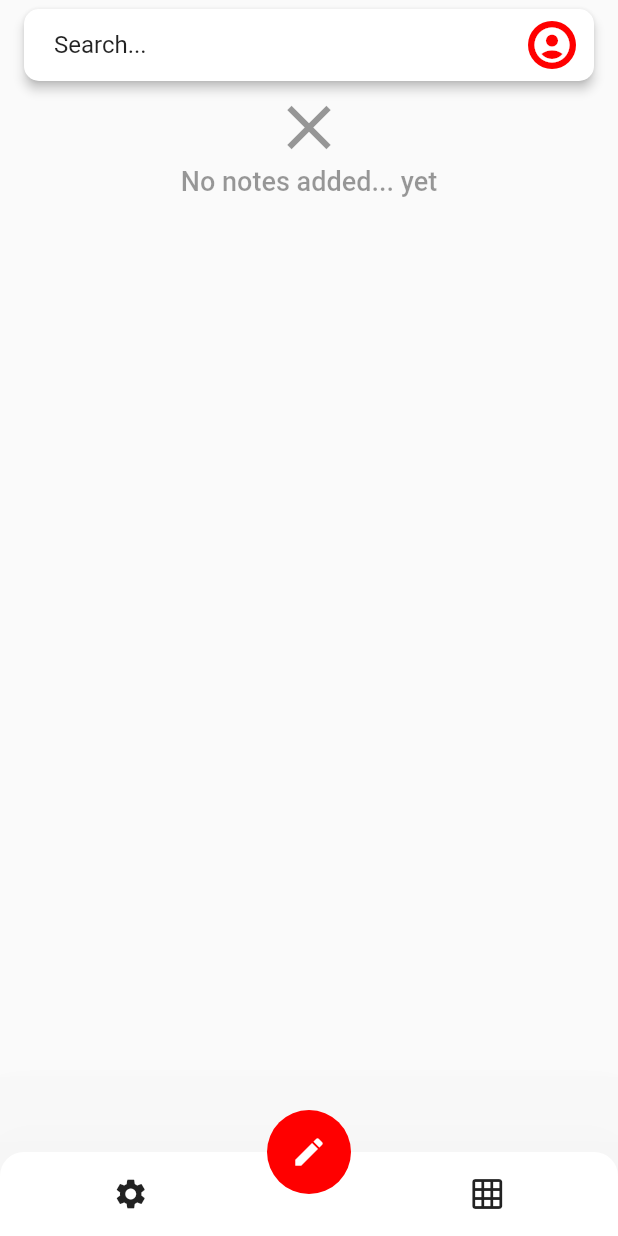
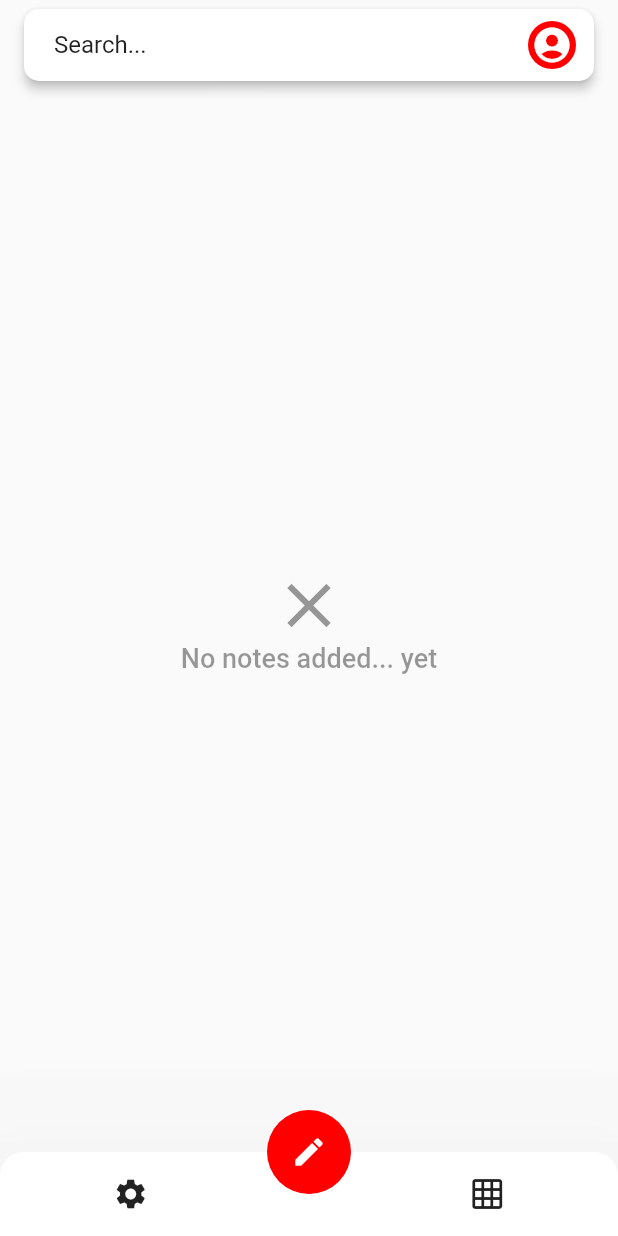
Before and after one commit to PotatoProject/Leaflet, a Flutter app: the screen it shows after launch, on a phone screen of 412 x 824 dp. Run offline on Flutter 3.47's test engine with Material 2 defaults, Android fonts, the phone set to English and light mode, and no system bars; our stand-ins replace file_picker, flutter_colorpicker, flutter_local_notifications, image_picker, package_info, permission_handler and 3 more; missing offline and left inert: back_button_interceptor, flutter_material_color_picker; accounts and stored records are empty.

Commit message:
notes: Fix some theme wacks

```diff
--- a/lib/routes/notes_main_page_route.dart
+++ b/lib/routes/notes_main_page_route.dart
@@ -286,8 +286,6 @@ class _NotesMainPageState extends State<NotesMainPageRoute> with SingleTickerPro
                                       noteList = list;
                                       isSelectorVisible = false;
                                     });
-
-                                    print(noteBackup.length);
 
                                     scaffoldKey.currentState.removeCurrentSnackBar();
                                     scaffoldKey.currentState.showSnackBar(
@@ -506,13 +504,33 @@ class _NotesMainPageState extends State<NotesMainPageRoute> with SingleTickerPro
               ),
             ),
           ),
-          SliverList(
+          noteList.length != 0 ? SliverList(
             delegate: SliverChildListDelegate.fixed(
               [
                 Container(
                   width: MediaQuery.of(context).size.width,
-                  child: noteList.length == 0
-                    ? Center(
+                  child: AnimatedBuilder(
+                    animation: Tween<double>(begin: 0, end: 1).animate(controller),
+                    child: Padding(
+                      padding: EdgeInsets.symmetric(horizontal: 4, vertical: 4),
+                      child: Column(
+                        //physics: NeverScrollableScrollPhysics(),
+                        children: noteListBuilder(context),
+                      ),
+                    ),
+                    builder: (context, child) {
+                      return Opacity(
+                        opacity: controller.value,
+                        child: child,
+                      );
+                    },
+                  ),
+                ),
+              ]
+            )
+          ) : SliverFillRemaining(
+            hasScrollBody: false,
+            child: Center(
               child: Column(
                 mainAxisSize: MainAxisSize.max,
                 mainAxisAlignment: MainAxisAlignment.center,
@@ -537,26 +555,7 @@ class _NotesMainPageState extends State<NotesMainPageRoute> with SingleTickerPro
                   ),
                 ],
               ),
-                      )
-                    : AnimatedBuilder(
-                        animation: Tween<double>(begin: 0, end: 1).animate(controller),
-                        child: Padding(
-                          padding: EdgeInsets.symmetric(horizontal: 4, vertical: 4),
-                          child: Column(
-                            //physics: NeverScrollableScrollPhysics(),
-                            children: noteListBuilder(context),
-                          ),
-                        ),
-                        builder: (context, child) {
-                          return Opacity(
-                            opacity: controller.value,
-                            child: child,
-                          );
-                        },
-                      ),
-                ),
-              ]
-            )
+            ),
           )
         ],
       ),
@@ -847,10 +846,6 @@ class _NotesMainPageState extends State<NotesMainPageRoute> with SingleTickerPro
       );
     }
 
-    List<Note> list = await NoteHelper().getNotes();
-
-    setState(() => noteList = list);
-
     Brightness systemBarsIconBrightness =
         Theme.of(context).brightness == Brightness.dark
             ? Brightness.light
@@ -858,6 +853,10 @@ class _NotesMainPageState extends State<NotesMainPageRoute> with SingleTickerPro
 
     changeSystemBarsColors(
         Theme.of(context).scaffoldBackgroundColor, systemBarsIconBrightness);
+
+    List<Note> list = await NoteHelper().getNotes();
+
+    setState(() => noteList = list);
   }
 
   void _searchNoteCaller(BuildContext context, List<Note> noteList) async {
```
Also changed, not shown: lib/routes/modify_notes_route.dart (+56 -17 lines), lib/routes/search_notes_route.dart (+33 -5 lines). Lines whose indentation alone changed are shown as unchanged.
